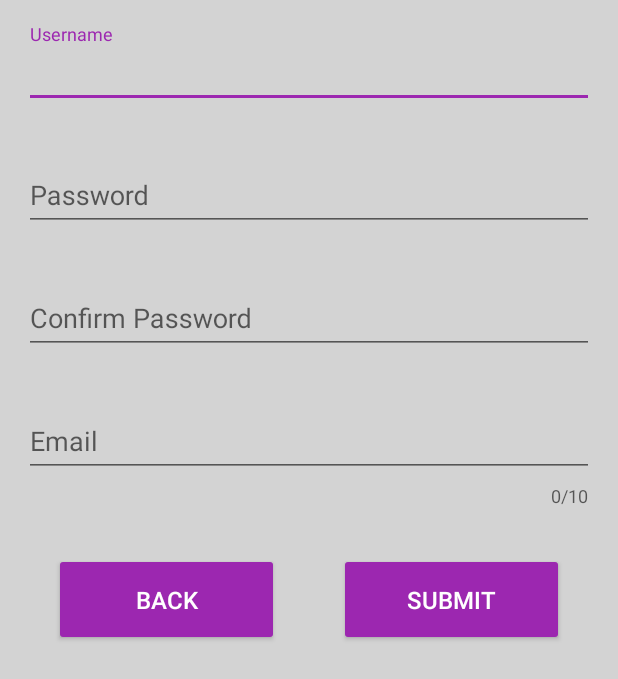
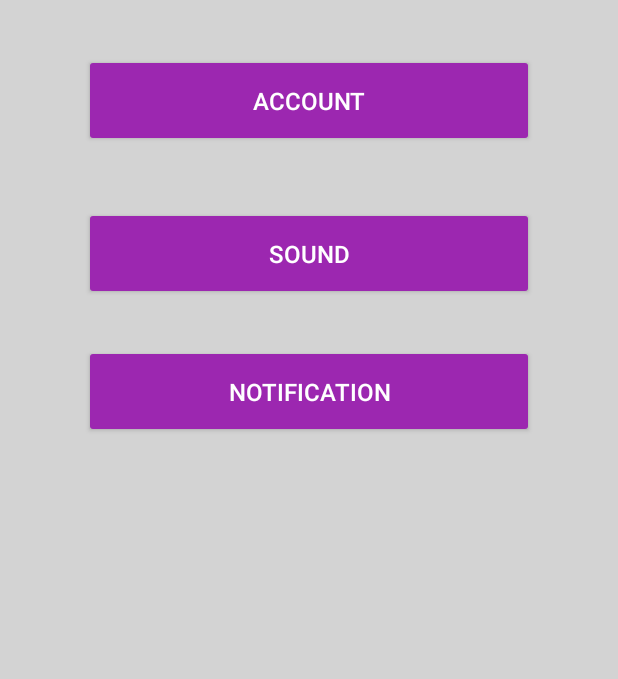
Before and after one commit to teamhatS/PlanniT, an Android app: the layout fragment_settings.xml on its own in the app's theme, with its tools: preview values and no code run, on a phone screen of 412 x 824 dp. Shown: the top 679 px of the screen. Run offline under Robolectric (Android 15) with nearby library versions, the phone set to English and light mode, and no system bars.

Commit message:
- changed main fragment settings to menu of sub-settings

```diff
--- a/app/src/main/res/layout/fragment_settings.xml
+++ b/app/src/main/res/layout/fragment_settings.xml
@@ -8,94 +8,41 @@
     android:background="@color/colorBackground"
     android:orientation="vertical">
 
-    <com.google.android.material.textfield.TextInputLayout
-        android:id="@+id/et_settings_username"
-        android:layout_width="match_parent"
-        android:layout_height="wrap_content"
-        android:layout_marginBottom="5dp"
-        app:errorEnabled="true">
-        <com.google.android.material.textfield.TextInputEditText
-            android:layout_width="match_parent"
-            android:layout_height="wrap_content"
-            android:hint="Username"
-            android:inputType="textCapWords">
-        </com.google.android.material.textfield.TextInputEditText>
-    </com.google.android.material.textfield.TextInputLayout>
-
-    <com.google.android.material.textfield.TextInputLayout
-        android:id="@+id/et_settings_password"
-        android:layout_width="match_parent"
-        android:layout_height="wrap_content"
-        android:layout_marginBottom="5dp"
-        app:errorEnabled="true">
-        <com.google.android.material.textfield.TextInputEditText
-            android:layout_width="match_parent"
-            android:layout_height="wrap_content"
-            android:textColor="@color/colorPrimary"
-            android:hint="Password"
-            android:inputType="textPassword">
-        </com.google.android.material.textfield.TextInputEditText>
-    </com.google.android.material.textfield.TextInputLayout>
-
-    <com.google.android.material.textfield.TextInputLayout
-        android:id="@+id/et_settings_confirm_password"
-        android:layout_width="match_parent"
-        android:layout_height="wrap_content"
-        android:layout_marginBottom="5dp"
-        app:errorEnabled="true">
-        <com.google.android.material.textfield.TextInputEditText
-            android:layout_width="match_parent"
-            android:layout_height="wrap_content"
-            android:hint="Confirm Password"
-            android:inputType="textPassword">
-        </com.google.android.material.textfield.TextInputEditText>
-    </com.google.android.material.textfield.TextInputLayout>
-
-    <com.google.android.material.textfield.TextInputLayout
-        android:id="@+id/et_settings_email"
-        android:layout_width="match_parent"
-        android:layout_height="wrap_content"
-        android:layout_marginBottom="10dp"
-        app:counterEnabled="true"
-        app:counterMaxLength="10"
-        app:errorEnabled="true">
-        <com.google.android.material.textfield.TextInputEditText
-            android:layout_width="match_parent"
-            android:layout_height="wrap_content"
-            android:hint="Email"
-            android:maxLength="10"
-            android:inputType="textEmailAddress">
-        </com.google.android.material.textfield.TextInputEditText>
-    </com.google.android.material.textfield.TextInputLayout>
-
-    <LinearLayout
-        android:layout_width="match_parent"
-        android:layout_height="wrap_content"
-        android:orientation="horizontal">
-
     <Button
-            android:id="@+id/bt_settings_back"
-            android:layout_width="150dp"
+        android:id="@+id/btn_account_settings"
+        android:layout_width="300dp"
         android:layout_height="wrap_content"
         android:layout_margin="20dp"
         android:paddingVertical="20dp"
-            android:text="Back"
+        android:text="Account"
+        android:layout_gravity="center"
         android:backgroundTint="@color/colorAccent"
         android:textColor="@android:color/white"
         android:textSize="16sp" />
 
     <Button
-            android:id="@+id/bt_settings_submit"
-            android:layout_width="150dp"
+        android:id="@+id/btn_sound_settings"
+        android:layout_width="300dp"
         android:layout_height="wrap_content"
         android:layout_margin="20dp"
         android:paddingVertical="20dp"
-            android:text="Submit"
+        android:text="Sound"
+        android:layout_gravity="center"
+        android:backgroundTint="@color/colorAccent"
         android:textColor="@android:color/white"
-            android:backgroundTint="@color/colorAccent"
         android:textSize="16sp" />
 
-    </LinearLayout>
+    <Button
+        android:id="@+id/btn_notification"
+        android:layout_width="300dp"
+        android:layout_height="wrap_content"
+        android:layout_margin="10dp"
+        android:layout_gravity="center"
+        android:paddingVertical="20dp"
+        android:text="Notification"
+        android:backgroundTint="@color/colorAccent"
+        android:textColor="@android:color/white"
+        android:textSize="16sp" />
 
 
 </LinearLayout>
```
Lines whose indentation alone changed are shown as unchanged.
